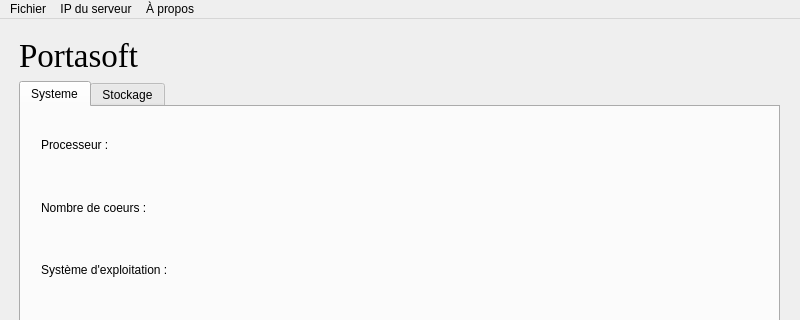
etna-octobre-2016/etna-3-portabilite-my-config, file client/mainwindow.ui: the form before one commit; both pictures show x 0 to 800 and y 0 to 320 of the 800 by 600 pixel window.
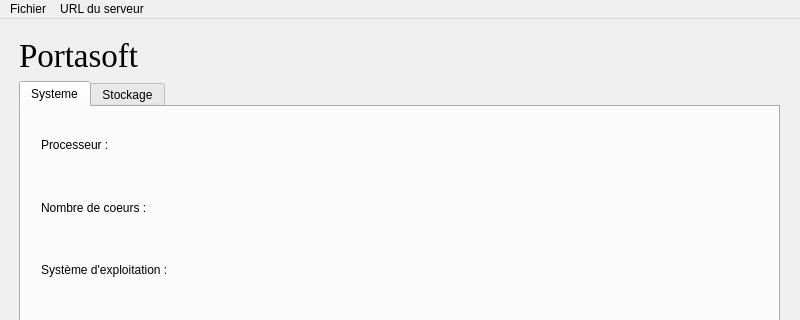
The form after the commit. The open tabs and pages were chosen to show the change.

The edit to the form file:
```diff
--- a/client/mainwindow.ui
+++ b/client/mainwindow.ui
@@ -51,7 +51,7 @@
           <rect>
            <x>20</x>
            <y>10</y>
-           <width>401</width>
+           <width>711</width>
            <height>431</height>
           </rect>
          </property>
@@ -192,21 +192,14 @@
      <string>Fichier</string>
     </property>
    </widget>
-   <widget class="QMenu" name="menuIP_du_serveur">
+   <widget class="QMenu" name="menuURL_du_serveur">
     <property name="title">
-     <string>IP du serveur</string>
+     <string>URL du serveur</string>
     </property>
     <addaction name="actionSetIp"/>
    </widget>
-   <widget class="QMenu" name="menu_propos">
-    <property name="title">
-     <string>À propos</string>
-    </property>
-    <addaction name="a"/>
-   </widget>
    <addaction name="menuFichier"/>
-   <addaction name="menuIP_du_serveur"/>
-   <addaction name="menu_propos"/>
+   <addaction name="menuURL_du_serveur"/>
   </widget>
   <widget class="QStatusBar" name="statusbar"/>
   <action name="actionRefresh">
```
Left out of the diff: 10 changed lines with no effect on the pictures.
